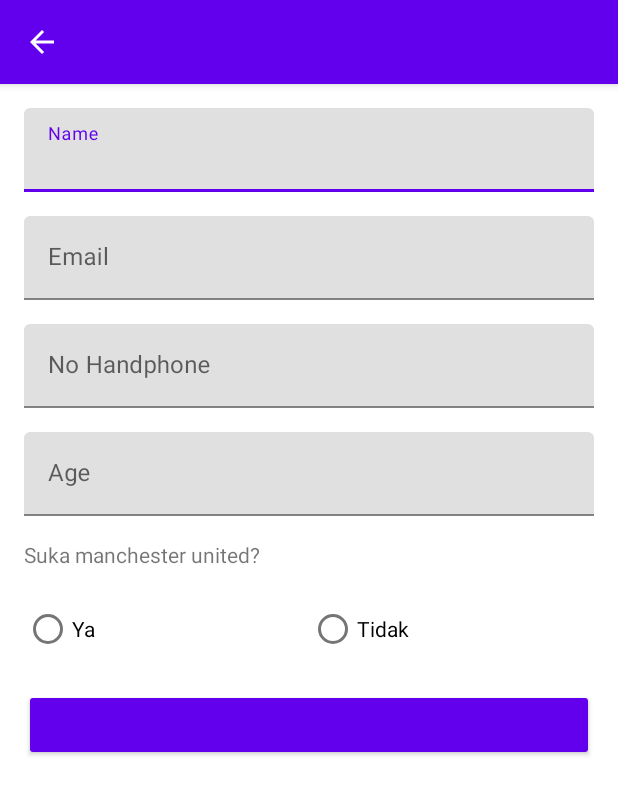
After one commit to Rifqy232/Shared-Preference-Exercise, an Android app: the FormUserPreferenceActivity screen opened directly, with no data from a screen before it, on a phone screen of 412 x 824 dp. The commit adds this screen. Shown: the top 795 px of the screen. Run offline under Robolectric (Android 15) with nearby library versions, the phone set to English and light mode, and no system bars; 1 statement that could not run was skipped.

Commit message:
Add some features

```diff
--- a/app/build.gradle
+++ b/app/build.gradle
@@ -31,6 +31,9 @@ android {
     kotlinOptions {
         jvmTarget = '1.8'
     }
+    buildFeatures {
+        viewBinding true
+    }
 }
 
 dependencies {
--- a/app/src/main/AndroidManifest.xml
+++ b/app/src/main/AndroidManifest.xml
@@ -12,6 +12,9 @@
         android:theme="@style/Theme.SharedPreferenceExercise"
         tools:targetApi="31">
         <activity
+            android:name=".FormUserPreferenceActivity"
+            android:exported="false" />
+        <activity
             android:name=".MainActivity"
             android:exported="true">
             <intent-filter>
--- /dev/null
+++ b/app/src/main/java/com/example/sharedpreferenceexercise/FormUserPreferenceActivity.kt
@@ -0,0 +1,134 @@
+package com.example.sharedpreferenceexercise
+
+import android.content.Intent
+import androidx.appcompat.app.AppCompatActivity
+import android.os.Bundle
+import android.text.TextUtils
+import android.view.MenuItem
+import android.view.View
+import android.widget.Toast
+import com.example.sharedpreferenceexercise.databinding.ActivityFormUserPreferenceBinding
+
+class FormUserPreferenceActivity : AppCompatActivity(), View.OnClickListener {
+    companion object {
+        const val EXTRA_TYPE_FORM = "extra_type_form"
+        const val EXTRA_RESULT = "extra_result"
+        const val RESULT_CODE = 101
+
+        const val TYPE_ADD = 1
+        const val TYPE_EDIT = 2
+
+        private const val FIELD_REQUIRED = "Field tidak boleh kosong"
+        private const val FIELD_DIGIT_ONLY = "Hanya boleh terisi numerik"
+        private const val FIELD_IS_NOT_VALID = "Email tidak valid"
+    }
+
+    private lateinit var binding: ActivityFormUserPreferenceBinding
+    private lateinit var userModel: UserModel
+
+    override fun onCreate(savedInstanceState: Bundle?) {
+        super.onCreate(savedInstanceState)
+        binding = ActivityFormUserPreferenceBinding.inflate(layoutInflater)
+        setContentView(binding.root)
+
+        binding.btnSave.setOnClickListener(this)
+
+        userModel = intent.getParcelableExtra<UserModel>("USER") as UserModel
+        val formType = intent.getIntExtra(EXTRA_TYPE_FORM, 0)
+
+        var actionBarTitle = ""
+        var btnTitle = ""
+
+        when (formType) {
+            TYPE_ADD -> {
+                actionBarTitle = "Tambah Baru"
+                btnTitle = "Simpan"
+            }
+            TYPE_EDIT -> {
+                actionBarTitle = "Ubah"
+                btnTitle = "Update"
+                showPreferenceInForm()
+            }
+        }
+
+        supportActionBar?.title = actionBarTitle
+        supportActionBar?.setDisplayHomeAsUpEnabled(true)
+
+        binding.btnSave.text = btnTitle
+    }
+
+    private fun showPreferenceInForm() {
+        binding.edtName.setText(userModel.name)
+        binding.edtEmail.setText(userModel.email)
+        binding.edtPhone.setText(userModel.phoneNumber)
+        binding.edtAge.setText(userModel.age.toString())
+        if (userModel.isLove) {
+            binding.rbYes.isChecked = true
+        } else {
+            binding.rbNo.isChecked = true
+        }
+    }
+
+    override fun onOptionsItemSelected(item: MenuItem): Boolean {
+        if (item.itemId == android.R.id.home) {
+            finish()
+        }
+
+        return super.onOptionsItemSelected(item)
+    }
+
+    override fun onClick(v: View?) {
+        if (v?.id == R.id.btn_save) {
+            val name = binding.edtName.text.toString().trim()
+            val email = binding.edtEmail.text.toString().trim()
+            val phoneNo = binding.edtPhone.text.toString().trim()
+            val age = binding.edtAge.text.toString().trim()
+            val isLoveMU = binding.rgLoveMu.checkedRadioButtonId == R.id.rb_yes
+
+            if (name.isEmpty()) {
+                binding.edtName.error = FIELD_REQUIRED
+                return
+            }
+            if (email.isEmpty()) {
+                binding.edtEmail.error = FIELD_REQUIRED
+                return
+            }
+            if (!isValidEmail(email))
+            if (phoneNo.isEmpty()) {
+                binding.edtPhone.error = FIELD_REQUIRED
+                return
+            }
+            if (age.isEmpty()) {
+                binding.edtAge.error = FIELD_REQUIRED
+                return
+            }
+            if (!TextUtils.isDigitsOnly(phoneNo)) {
+                binding.edtPhone.error = FIELD_DIGIT_ONLY
+                return
+            }
+            saveUser(name, email, phoneNo, age, isLoveMU)
+            val resultIntent = Intent()
+            resultIntent.putExtra(EXTRA_RESULT, userModel)
+            setResult(RESULT_CODE, resultIntent)
+
+            finish()
+        }
+    }
+
+    private fun saveUser(name: String, email: String, phoneNo: String, age: String, isLoveMU: Boolean) {
+        val userPreference = UserPreference(this)
+
+        userModel.name = name
+        userModel.email = email
+        userModel.phoneNumber = phoneNo
+        userModel.age = Integer.parseInt(age)
+        userModel.isLove = isLoveMU
+
+        userPreference.setUser(userModel)
+        Toast.makeText(this, "Data tersimpan", Toast.LENGTH_SHORT).show()
+    }
+
+    private fun isValidEmail(email: CharSequence): Boolean {
+        return android.util.Patterns.EMAIL_ADDRESS.matcher(email).matches()
+    }
+}
--- /dev/null
+++ b/app/src/main/res/layout/activity_form_user_preference.xml
@@ -0,0 +1,114 @@
+<?xml version="1.0" encoding="utf-8"?>
+<ScrollView xmlns:android="http://schemas.android.com/apk/res/android"
+    xmlns:app="http://schemas.android.com/apk/res-auto"
+    xmlns:tools="http://schemas.android.com/tools"
+    android:id="@+id/activity_form_user_preference"
+    android:layout_width="match_parent"
+    android:layout_height="match_parent"
+    tools:context=".FormUserPreferenceActivity">
+
+    <LinearLayout
+        android:layout_width="match_parent"
+        android:layout_height="wrap_content"
+        android:orientation="vertical"
+        android:padding="16dp">
+
+        <com.google.android.material.textfield.TextInputLayout
+            android:layout_width="match_parent"
+            android:layout_height="wrap_content"
+            android:layout_marginBottom="16dp">
+
+            <EditText
+                android:id="@+id/edt_name"
+                android:layout_width="match_parent"
+                android:layout_height="wrap_content"
+                android:hint="@string/name"
+                android:inputType="textPersonName"
+                android:maxLines="1" />
+
+        </com.google.android.material.textfield.TextInputLayout>
+
+        <com.google.android.material.textfield.TextInputLayout
+            android:layout_width="match_parent"
+            android:layout_height="wrap_content"
+            android:layout_marginBottom="16dp">
+
+            <EditText
+                android:id="@+id/edt_email"
+                android:layout_width="match_parent"
+                android:layout_height="wrap_content"
+                android:hint="@string/email"
+                android:inputType="textEmailAddress"
+                android:maxLines="1" />
+
+        </com.google.android.material.textfield.TextInputLayout>
+
+        <com.google.android.material.textfield.TextInputLayout
+            android:layout_width="match_parent"
+            android:layout_height="wrap_content"
+            android:layout_marginBottom="16dp">
+
+            <EditText
+                android:id="@+id/edt_phone"
+                android:layout_width="match_parent"
+                android:layout_height="wrap_content"
+                android:hint="@string/phone_number"
+                android:inputType="phone"
+                android:maxLines="1" />
+
+        </com.google.android.material.textfield.TextInputLayout>
+
+        <com.google.android.material.textfield.TextInputLayout
+            android:layout_width="match_parent"
+            android:layout_height="wrap_content"
+            android:layout_marginBottom="16dp">
+
+            <EditText
+                android:id="@+id/edt_age"
+                android:layout_width="match_parent"
+                android:layout_height="wrap_content"
+                android:hint="@string/age"
+                android:inputType="number"
+                android:maxLines="1" />
+
+        </com.google.android.material.textfield.TextInputLayout>
+
+        <TextView
+            android:layout_width="match_parent"
+            android:layout_height="wrap_content"
+            android:layout_marginBottom="16dp"
+            android:text="@string/love_manchester_united" />
+
+        <RadioGroup
+            android:id="@+id/rg_love_mu"
+            android:layout_width="match_parent"
+            android:layout_height="wrap_content"
+            android:layout_marginBottom="16dp"
+            android:orientation="horizontal">
+
+            <RadioButton
+                android:id="@+id/rb_yes"
+                android:layout_width="match_parent"
+                android:layout_height="wrap_content"
+                android:layout_weight="1"
+                android:text="@string/yes" />
+
+            <RadioButton
+                android:id="@+id/rb_no"
+                android:layout_width="match_parent"
+                android:layout_height="wrap_content"
+                android:layout_weight="1"
+                android:text="@string/no" />
+
+        </RadioGroup>
+
+        <Button
+            android:id="@+id/btn_save"
+            style="@style/Widget.AppCompat.Button.Colored"
+            android:layout_width="match_parent"
+            android:layout_height="wrap_content"
+            android:text="@string/save" />
+
+    </LinearLayout>
+
+</ScrollView>
--- a/app/src/main/res/layout/activity_main.xml
+++ b/app/src/main/res/layout/activity_main.xml
@@ -85,7 +85,7 @@
 
     <Button
         android:id="@+id/btn_save"
-        style="@style/TextAppearance.AppCompat.Widget.Button.Colored"
+        style="@style/Widget.AppCompat.Button.Colored"
         android:layout_width="match_parent"
         android:layout_height="wrap_content"
         android:text="@string/save" />
```
Also changed, not shown: app/src/main/java/com/example/sharedpreferenceexercise/MainActivity.kt (+78 -2 lines).
